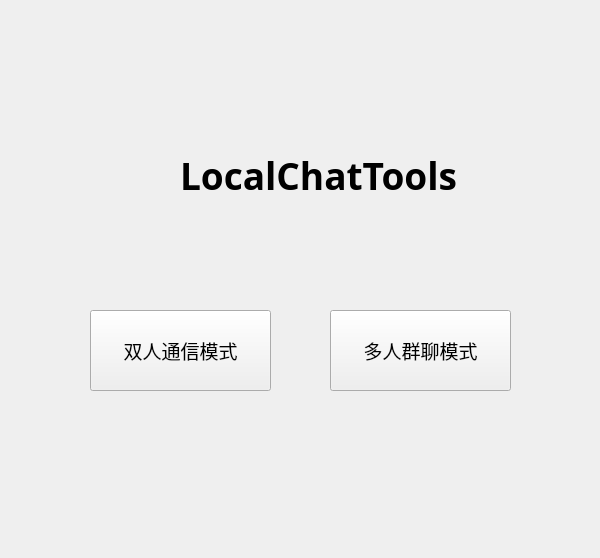
Qt form MyUI/LocalChatTools.ui (DoubleZeroWater/LocalChat) before a commit.
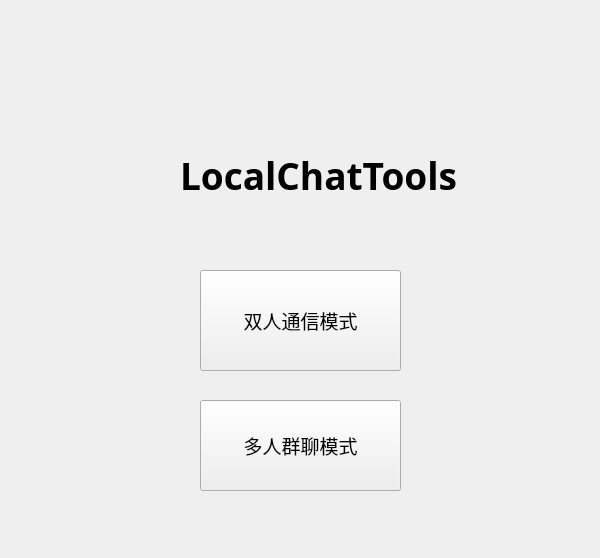
The same form after that commit.

Diff of the .ui file:
```diff
--- a/MyUI/LocalChatTools.ui
+++ b/MyUI/LocalChatTools.ui
@@ -16,10 +16,10 @@
   <widget class="QPushButton" name="Button2Mode">
    <property name="geometry">
     <rect>
-     <x>90</x>
-     <y>310</y>
-     <width>181</width>
-     <height>81</height>
+        <x>200</x>
+        <y>270</y>
+        <width>201</width>
+        <height>101</height>
     </rect>
    </property>
    <property name="font">
@@ -34,12 +34,12 @@
   </widget>
   <widget class="QPushButton" name="ButtonMutiMode">
    <property name="geometry">
-    <rect>
-     <x>330</x>
-     <y>310</y>
-     <width>181</width>
-     <height>81</height>
-    </rect>
+       <rect>
+           <x>200</x>
+           <y>400</y>
+           <width>201</width>
+           <height>91</height>
+       </rect>
    </property>
    <property name="font">
     <font>
```
